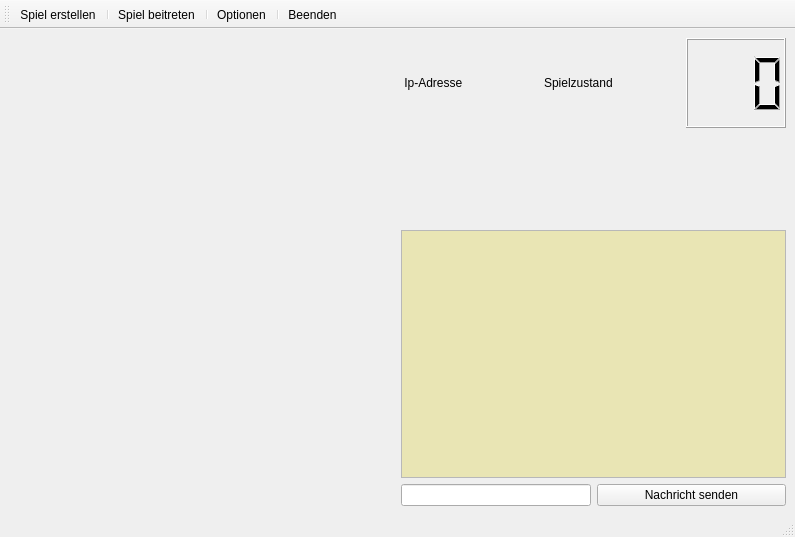
Qt form mainwindow.ui (MarcW2345/madn) before a commit.
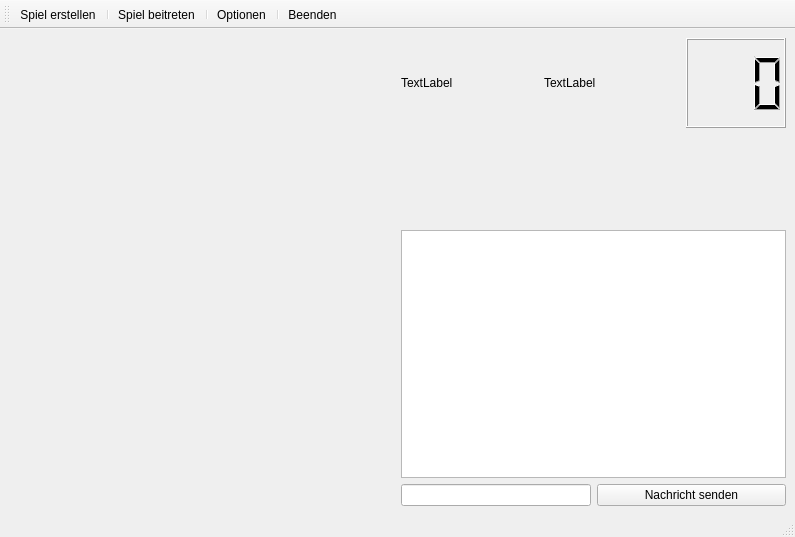
The same form after that commit. Icons and pictures are not drawn. Custom widgets are drawn as their Qt base class.

```diff
--- a/mainwindow.ui
+++ b/mainwindow.ui
@@ -1415,7 +1415,7 @@
            </size>
           </property>
           <property name="text">
-           <string> Ip-Adresse</string>
+           <string>TextLabel</string>
           </property>
          </widget>
         </item>
@@ -1428,7 +1428,7 @@
            </size>
           </property>
           <property name="text">
-           <string>Spielzustand</string>
+           <string>TextLabel</string>
           </property>
          </widget>
         </item>
@@ -1529,8 +1529,11 @@
          <string>&lt;!DOCTYPE HTML PUBLIC &quot;-//W3C//DTD HTML 4.0//EN&quot; &quot;http://www.w3.org/TR/REC-html40/strict.dtd&quot;&gt;
 &lt;html&gt;&lt;head&gt;&lt;meta name=&quot;qrichtext&quot; content=&quot;1&quot; /&gt;&lt;style type=&quot;text/css&quot;&gt;
 p, li { white-space: pre-wrap; }
-&lt;/style&gt;&lt;/head&gt;&lt;body style=&quot; font-family:'MS Shell Dlg 2'; font-size:8.25pt; font-weight:400; font-style:normal;&quot; bgcolor=&quot;#e9e5b4&quot;&gt;
-&lt;p style=&quot;-qt-paragraph-type:empty; margin-top:0px; margin-bottom:0px; margin-left:0px; margin-right:0px; -qt-block-indent:0; text-indent:0px; font-size:8pt;&quot;&gt;&lt;br /&gt;&lt;/p&gt;&lt;/body&gt;&lt;/html&gt;</string>
+&lt;/style&gt;&lt;/head&gt;&lt;body style=&quot; font-family:'MS Shell Dlg 2'; font-size:8.25pt; font-weight:400; font-style:normal;&quot;&gt;
+&lt;table border=&quot;0&quot; style=&quot;-qt-table-type: root; margin-top:4px; margin-bottom:4px; margin-left:4px; margin-right:4px;&quot;&gt;
+&lt;tr&gt;
+&lt;td style=&quot;border: none;&quot;&gt;
+&lt;p style=&quot; margin-top:0px; margin-bottom:0px; margin-left:0px; margin-right:0px; -qt-block-indent:0; text-indent:0px;&quot;&gt;&lt;span style=&quot; font-size:8pt;&quot;&gt;&lt;br /&gt;&lt;/span&gt;&lt;/p&gt;&lt;/td&gt;&lt;/tr&gt;&lt;/table&gt;&lt;/body&gt;&lt;/html&gt;</string>
         </property>
        </widget>
       </item>
```
Left out of the diff: 808 changed lines with no effect on the pictures.
